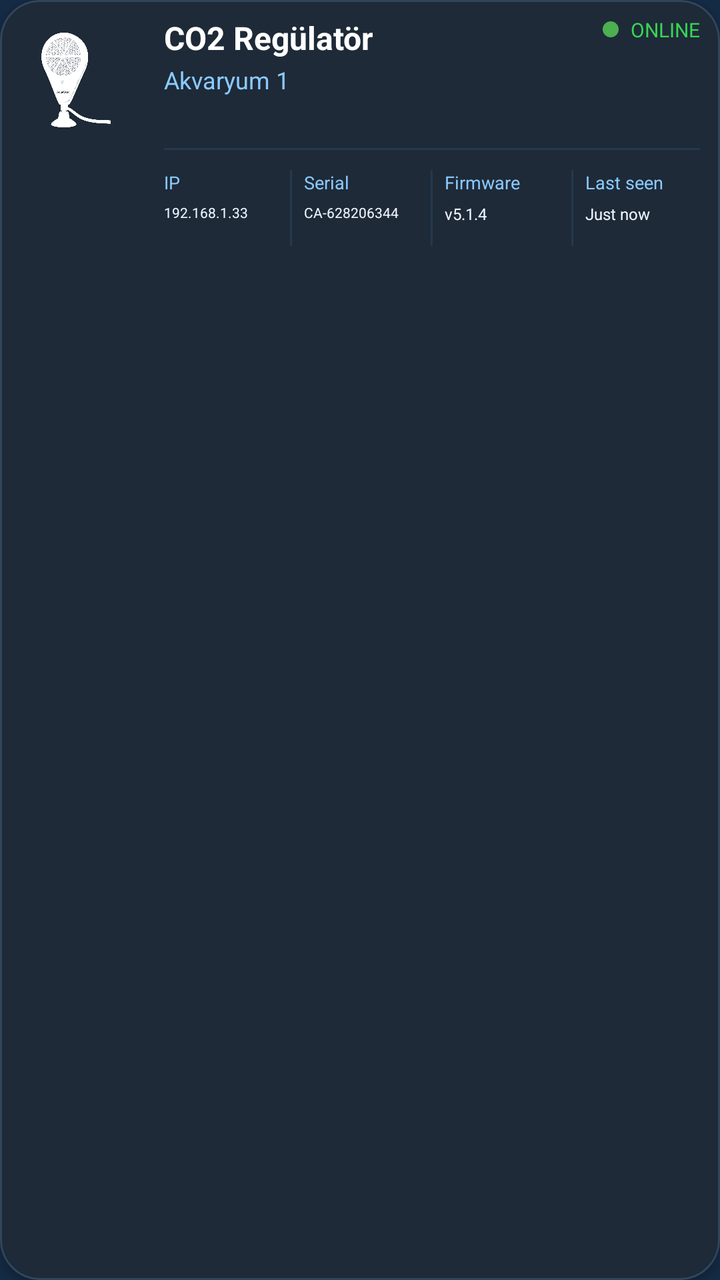
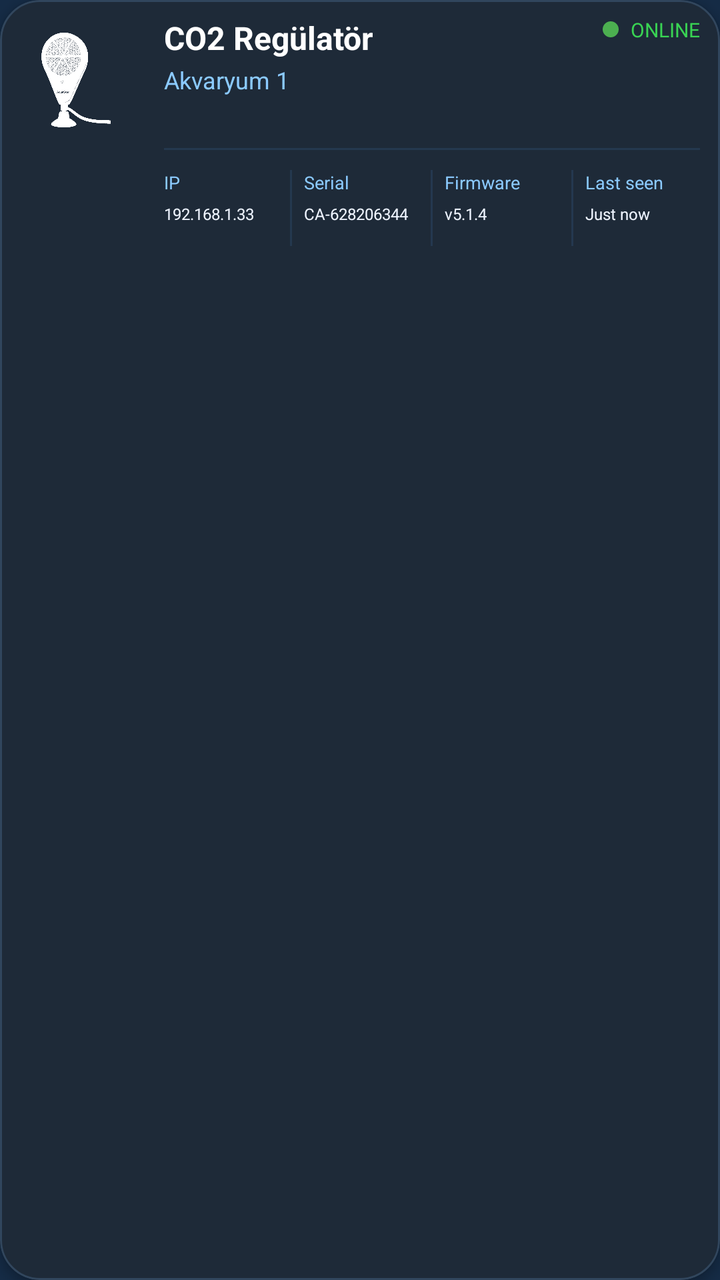

An Android layout rendered at two revisions. The XML below is the earlier revision; the diff shows what the commit changed to produce the second picture.
<!-- AndroidManifest.xml: application theme AppTheme -->
<!-- res/layout/item_device_status.xml -->
<?xml version="1.0" encoding="utf-8"?>
<com.google.android.material.card.MaterialCardView
    xmlns:android="http://schemas.android.com/apk/res/android"
    xmlns:app="http://schemas.android.com/apk/res-auto"
    android:id="@+id/cardDevice"
    android:layout_width="match_parent"
    android:layout_height="wrap_content"
    android:layout_marginHorizontal="3dp"
    android:layout_marginVertical="8dp"
    android:backgroundTint="#1E2A38"
    app:cardCornerRadius="20dp"
    app:cardElevation="3dp"
    app:strokeWidth="1dp"
    app:strokeColor="#31465D"
    android:clickable="true"
    android:focusable="true"
    android:foreground="?attr/selectableItemBackground">

    <RelativeLayout
        android:layout_width="match_parent"
        android:layout_height="wrap_content"
		android:paddingStart="6dp"
        android:paddingTop="8dp"
        android:paddingEnd="10dp"
        android:paddingBottom="8dp">

        
        <ImageView
            android:id="@+id/ivDeviceIcon"
            android:layout_width="64dp"
            android:layout_height="64dp"
            android:src="@drawable/ic_device_aqua_ster"
            app:tint="@android:color/white"
            android:layout_alignParentStart="true"
            android:layout_alignParentTop="true" />

        
        <LinearLayout
            android:id="@+id/llDeviceInfo"
            android:layout_width="wrap_content"
            android:layout_height="wrap_content"
            android:orientation="vertical"
            android:layout_toEndOf="@id/ivDeviceIcon"
            android:layout_marginStart="12dp"
            android:layout_alignTop="@id/ivDeviceIcon">

            <TextView
                android:id="@+id/tvDeviceName"
                android:layout_width="wrap_content"
                android:layout_height="wrap_content"
                android:text="CO2 Regülatör"
                android:textColor="@android:color/white"
                android:textStyle="bold"
                android:textSize="16sp" />

            <TextView
                android:id="@+id/tvTankName"
                android:layout_width="wrap_content"
                android:layout_height="wrap_content"
                android:layout_marginTop="2dp"
                android:text="Akvaryum 1"
                android:textColor="#8BCAFF"
                android:textSize="12sp" />
        </LinearLayout>

        
        <LinearLayout
            android:id="@+id/llStatusContainer"
            android:layout_width="wrap_content"
            android:layout_height="wrap_content"
            android:orientation="horizontal"
            android:gravity="center_vertical"
            android:layout_alignParentEnd="true"
            android:layout_alignTop="@id/llDeviceInfo">

            <View
                android:id="@+id/viewStatusDot"
                android:layout_width="8dp"
                android:layout_height="8dp"
                android:background="@drawable/bg_online_dot" />

            <TextView
                android:id="@+id/tvStatus"
                android:layout_width="wrap_content"
                android:layout_height="wrap_content"
                android:layout_marginStart="6dp"
                android:text="ONLINE"
                android:textColor="#39D353"
                android:textSize="10sp"/>

            <ImageView
                android:id="@+id/ivAlarm"
                android:layout_width="16dp"
                android:layout_height="16dp"
                android:layout_marginStart="4dp"
                android:src="@drawable/ic_alarm_red"
                android:visibility="gone" />
        </LinearLayout>

        
        <View
            android:id="@+id/viewMetaTopDivider"
            android:layout_width="match_parent"
            android:layout_height="1dp"
            android:layout_below="@id/ivDeviceIcon"
            android:layout_marginTop="2dp"
            android:layout_toEndOf="@id/ivDeviceIcon"
            android:layout_marginStart="12dp"
            android:background="#24384F" />

        
        <LinearLayout
            android:id="@+id/llDeviceMeta"
            android:layout_width="match_parent"
            android:layout_height="wrap_content"
            android:layout_below="@id/viewMetaTopDivider"
            android:layout_toEndOf="@id/ivDeviceIcon"
            android:layout_marginStart="12dp"
            android:layout_marginTop="10dp"
            android:orientation="horizontal"
            android:weightSum="4">

            
            <LinearLayout
                android:layout_width="0dp"
                android:layout_height="wrap_content"
                android:layout_weight="1"
                android:orientation="vertical">

                <TextView
                    android:id="@+id/tvIpTitle"
                    android:layout_width="wrap_content"
                    android:layout_height="wrap_content"
                    android:text="IP"
                    android:textColor="#8BCAFF"
                    android:textSize="9sp" />

                <TextView
                    android:id="@+id/tvIp"
                    android:layout_width="wrap_content"
                    android:layout_height="wrap_content"
                    android:layout_marginTop="4dp"
                    android:text="192.168.1.33"
                    android:textColor="#EEF4FF"
                    android:textSize="7sp"
                    android:textStyle="normal" />
            </LinearLayout>

            
            <View
                android:layout_width="1dp"
                android:layout_height="38dp"
                android:layout_marginHorizontal="6dp"
                android:background="#24384F" />

            
            <LinearLayout
                android:layout_width="0dp"
                android:layout_height="wrap_content"
                android:layout_weight="1"
                android:orientation="vertical">

                <TextView
                    android:id="@+id/tvSerialTitle"
                    android:layout_width="wrap_content"
                    android:layout_height="wrap_content"
                    android:text="Serial"
                    android:textColor="#8BCAFF"
                    android:textSize="9sp" />

                <TextView
                    android:id="@+id/tvSerial"
                    android:layout_width="wrap_content"
                    android:layout_height="wrap_content"
                    android:layout_marginTop="4dp"
                    android:text="CA-628206344"
                    android:textColor="#EEF4FF"
                    android:textSize="7sp"
                    android:textStyle="normal" />
            </LinearLayout>

            
            <View
                android:layout_width="1dp"
                android:layout_height="38dp"
                android:layout_marginHorizontal="6dp"
                android:background="#24384F" />

            
            <LinearLayout
                android:layout_width="0dp"
                android:layout_height="wrap_content"
                android:layout_weight="1"
                android:orientation="vertical">

                <TextView
                    android:id="@+id/tvFirmwareTitle"
                    android:layout_width="wrap_content"
                    android:layout_height="wrap_content"
                    android:text="Firmware"
                    android:textColor="#8BCAFF"
                    android:textSize="9sp" />

                <TextView
                    android:id="@+id/tvFirmware"
                    android:layout_width="wrap_content"
                    android:layout_height="wrap_content"
                    android:layout_marginTop="4dp"
                    android:text="v5.1.4"
                    android:textColor="#EEF4FF"
                    android:textSize="8sp"
                    android:textStyle="normal" />
            </LinearLayout>

            
            <View
                android:layout_width="1dp"
                android:layout_height="38dp"
                android:layout_marginHorizontal="6dp"
                android:background="#24384F" />

            
            <LinearLayout
                android:layout_width="0dp"
                android:layout_height="wrap_content"
                android:layout_weight="1"
                android:orientation="vertical">

                <TextView
                    android:id="@+id/tvLastSeenTitle"
                    android:layout_width="wrap_content"
                    android:layout_height="wrap_content"
                    android:text="Last seen"
                    android:textColor="#8BCAFF"
                    android:textSize="9sp" />

                <TextView
                    android:id="@+id/tvLastSeen"
                    android:layout_width="wrap_content"
                    android:layout_height="wrap_content"
                    android:layout_marginTop="4dp"
                    android:text="Just now"
                    android:textColor="#EEF4FF"
                    android:textSize="8sp"
                    android:textStyle="normal" />
            </LinearLayout>

        </LinearLayout>

    </RelativeLayout>
</com.google.android.material.card.MaterialCardView>
<!-- resources referenced by this layout -->
<resources>
  <!-- drawable bg_online_dot (drawable) -->
  <?xml version="1.0" encoding="utf-8"?>
  <shape xmlns:android="http://schemas.android.com/apk/res/android"
      android:shape="oval">
  
      <size
          android:width="8dp"
          android:height="8dp" />
  
      <solid android:color="#4CAF50"/>
  
  </shape>
  <!-- drawable ic_alarm_red (drawable) -->
  <vector xmlns:android="http://schemas.android.com/apk/res/android"
      android:width="20dp"
      android:height="20dp"
      android:viewportWidth="24"
      android:viewportHeight="24">
      <path
          android:fillColor="#FF3B30"
          android:pathData="M12,2C6.48,2 2,6.48 2,12s4.48,10 10,10 10,-4.48 10,-10S17.52,2 12,2zM13,17h-2v-2h2v2zM13,13h-2V7h2v6z"/>
  </vector>
  <!-- drawable ic_device_aqua_ster: png bitmap (drawable, 389859 bytes) -->
  <style name="AppTheme" parent="Theme.Material3.DayNight.NoActionBar">
  
          
          <item name="colorPrimary">@color/md_theme_light_primary</item>
          <item name="colorOnPrimary">@color/md_theme_light_onPrimary</item>
          <item name="colorSecondary">@color/md_theme_light_secondary</item>
          <item name="colorOnSecondary">@color/md_theme_light_onSecondary</item>
  
          
          <item name="android:colorBackground">@color/md_theme_light_background</item>
          <item name="colorSurface">@color/md_theme_light_surface</item>
          <item name="colorOnSurface">@color/md_theme_light_onSurface</item>
  
          
          <item name="colorSurfaceVariant">@color/md_theme_light_surfaceVariant</item>
          <item name="colorOnSurfaceVariant">@color/md_theme_light_onSurfaceVariant</item>
          <item name="colorOutline">@color/md_theme_light_outline</item>
          <item name="colorOutlineVariant">@color/md_theme_light_outlineVariant</item>
          <item name="colorError">@color/md_theme_light_error</item>
          <item name="colorOnError">@color/md_theme_light_onError</item>
  
          
          <item name="android:statusBarColor">@android:color/transparent</item>
          <item name="android:navigationBarColor">@android:color/black</item>
  
          
          <item name="android:windowLightStatusBar">true</item>
          <item name="android:windowLightNavigationBar">true</item>
  
          
          <item name="windowActionBar">false</item>
          <item name="android:windowNoTitle">true</item>
      </style>
  <color name="md_theme_light_primary">#2196F3</color>
  <color name="md_theme_light_onPrimary">#FFFFFF</color>
  <color name="md_theme_light_secondary">#4A6363</color>
  <color name="md_theme_light_onSecondary">#FFFFFF</color>
  <color name="md_theme_light_background">#152B45</color>
  <color name="md_theme_light_surface">#152B45</color>
  <color name="md_theme_light_onSurface">#E0E6ED</color>
  <color name="md_theme_light_surfaceVariant">#233042</color>
  <color name="md_theme_light_onSurfaceVariant">#5C6B75</color>
  <color name="md_theme_light_outline">#455A64</color>
  <color name="md_theme_light_outlineVariant">#37474F</color>
  <color name="md_theme_light_error">#D32F2F</color>
  <color name="md_theme_light_onError">#FFFFFF</color>
</resources>

<!-- the commit's change to res/layout/item_device_status.xml (unified diff, before → after) -->
@@ -142,7 +142,7 @@
                     android:layout_marginTop="4dp"
                     android:text="192.168.1.33"
                     android:textColor="#EEF4FF"
-                    android:textSize="7sp"
+                    android:textSize="8sp"
                     android:textStyle="normal" />
             </LinearLayout>
 
@@ -175,7 +175,7 @@
                     android:layout_marginTop="4dp"
                     android:text="CA-628206344"
                     android:textColor="#EEF4FF"
-                    android:textSize="7sp"
+                    android:textSize="8sp"
                     android:textStyle="normal" />
             </LinearLayout>
 
